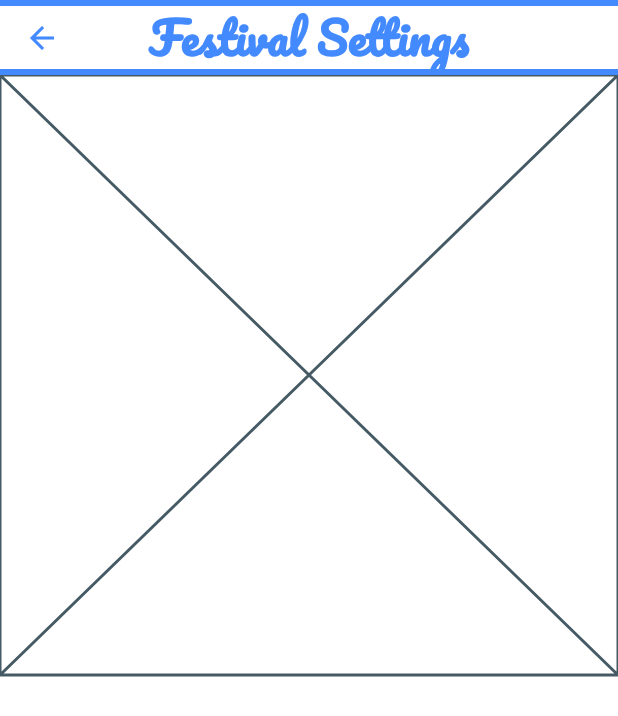
After one commit to jayantadn/vkhillseva, a Flutter app: the Settings screen opened directly, after a tap on "Nitya Seva Festival", on a phone screen of 412 x 824 dp. The commit adds this screen. Shown: the top 716 px of the screen. Run offline on Flutter 3.47's test engine with Material 3 defaults, Android fonts, the phone set to English and light mode, and no system bars; our stand-ins replace firebase_core, fl_chart, google_fonts, synchronized; accounts and stored records are empty.

Commit message:
Add festival settings page with loading overlay and refresh functionality

```diff
--- a/lib/home/settings.dart
+++ b/lib/home/settings.dart
@@ -1,6 +1,7 @@
 import 'package:flutter/material.dart';
 import 'package:vkhillseva/common/loading_overlay.dart';
 import 'package:vkhillseva/common/theme.dart';
+import 'package:vkhillseva/home/settings_festivals.dart';
 
 class Settings extends StatefulWidget {
   final String title;
@@ -34,8 +35,13 @@ class _SettingsState extends State<Settings> {
     return Card(
       child: Padding(
         padding: const EdgeInsets.only(top: 8.0, bottom: 8.0),
+        child: InkWell(
+          onTap: () {
+            callback.onClick();
+          },
           child: ListTile(
-        title: Text(title, style: Theme.of(context).textTheme.headlineMedium),
+            title:
+                Text(title, style: Theme.of(context).textTheme.headlineMedium),
             leading: ClipRRect(
               borderRadius:
                   BorderRadius.circular(8.0), // Adjust the radius as needed
@@ -44,7 +50,9 @@ class _SettingsState extends State<Settings> {
               ),
             ),
           ),
-    ));
+        ),
+      ),
+    );
   }
 
   @override
@@ -65,8 +73,13 @@ class _SettingsState extends State<Settings> {
                   _createSettingsCard(
                     title: 'Nitya Seva Festival',
                     icon: "assets/images/LauncherIcons/NityaSeva.png",
-                    callback: SettingsCallback(callback: () {
-                      // Navigator.pushNamed(context, '/nitya_seva_festival');
+                    callback: SettingsCallback(onClick: () {
+                      Navigator.push(
+                        context,
+                        MaterialPageRoute(
+                            builder: (context) => const SettingsFestivals(
+                                title: "Festival Settings")),
+                      );
                     }),
                   ),
                 ],
@@ -85,7 +98,7 @@ class _SettingsState extends State<Settings> {
 }
 
 class SettingsCallback {
-  final Function callback;
+  final Function onClick;
 
-  SettingsCallback({required this.callback});
+  SettingsCallback({required this.onClick});
 }
--- /dev/null
+++ b/lib/home/settings_festivals.dart
@@ -0,0 +1,57 @@
+import 'package:flutter/material.dart';
+import 'package:vkhillseva/common/loading_overlay.dart';
+import 'package:vkhillseva/common/theme.dart';
+
+class SettingsFestivals extends StatefulWidget {
+  final String title;
+
+  const SettingsFestivals({super.key, required this.title});
+
+  @override
+  _SettingsFestivalsState createState() => _SettingsFestivalsState();
+}
+
+class _SettingsFestivalsState extends State<SettingsFestivals> {
+  bool _isLoading = true;
+
+  @override
+  initState() {
+    super.initState();
+
+    refresh();
+  }
+
+  Future<void> refresh() async {
+    setState(() {
+      _isLoading = false;
+    });
+  }
+
+  @override
+  Widget build(BuildContext context) {
+    return Theme(
+      data: themeDefault,
+      child: Scaffold(
+        appBar: AppBar(
+          title: Text(widget.title),
+        ),
+        body: Stack(
+          children: [
+            RefreshIndicator(
+              onRefresh: refresh,
+              child: ListView(
+                children: [
+                  const Placeholder(),
+                ],
+              ),
+            ),
+
+            // circular progress indicator
+            if (_isLoading)
+              LoadingOverlay(image: 'assets/images/LauncherIcons/NityaSeva.png')
+          ],
+        ),
+      ),
+    );
+  }
+}
```
Lines whose indentation alone changed are shown as unchanged.
